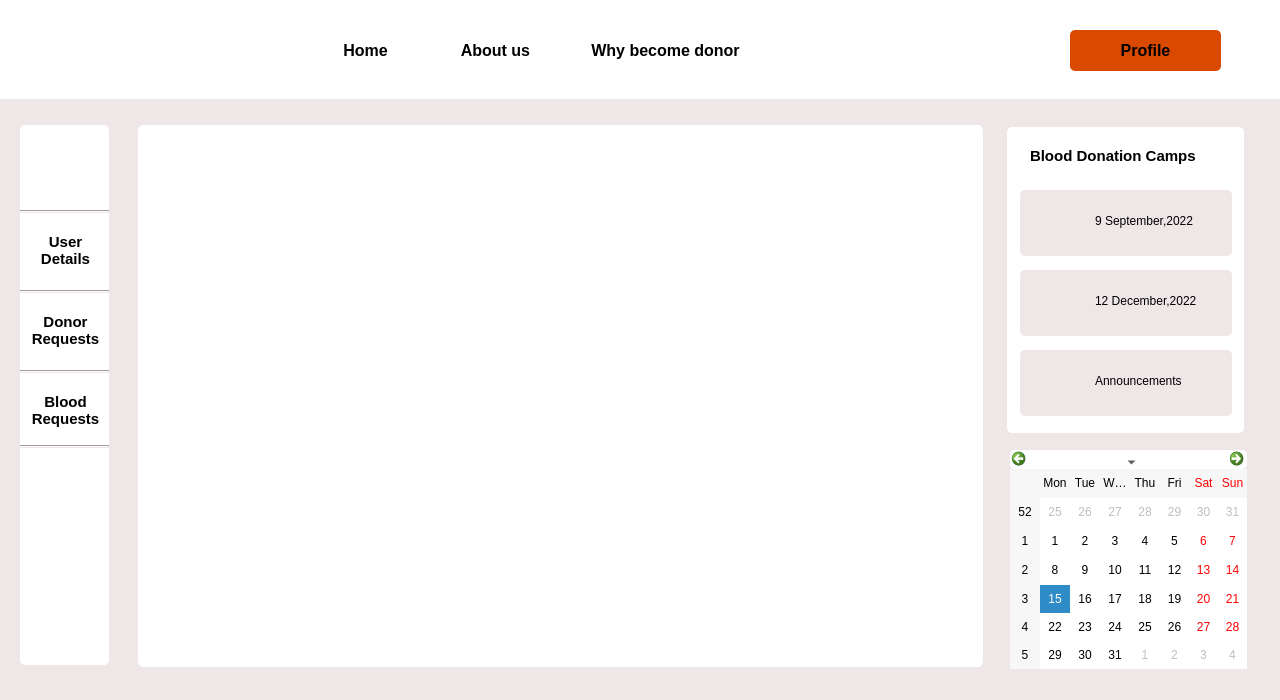
The window that patient_requests.ui (Rista10/Final) describes before a commit, drawn with Qt 5.
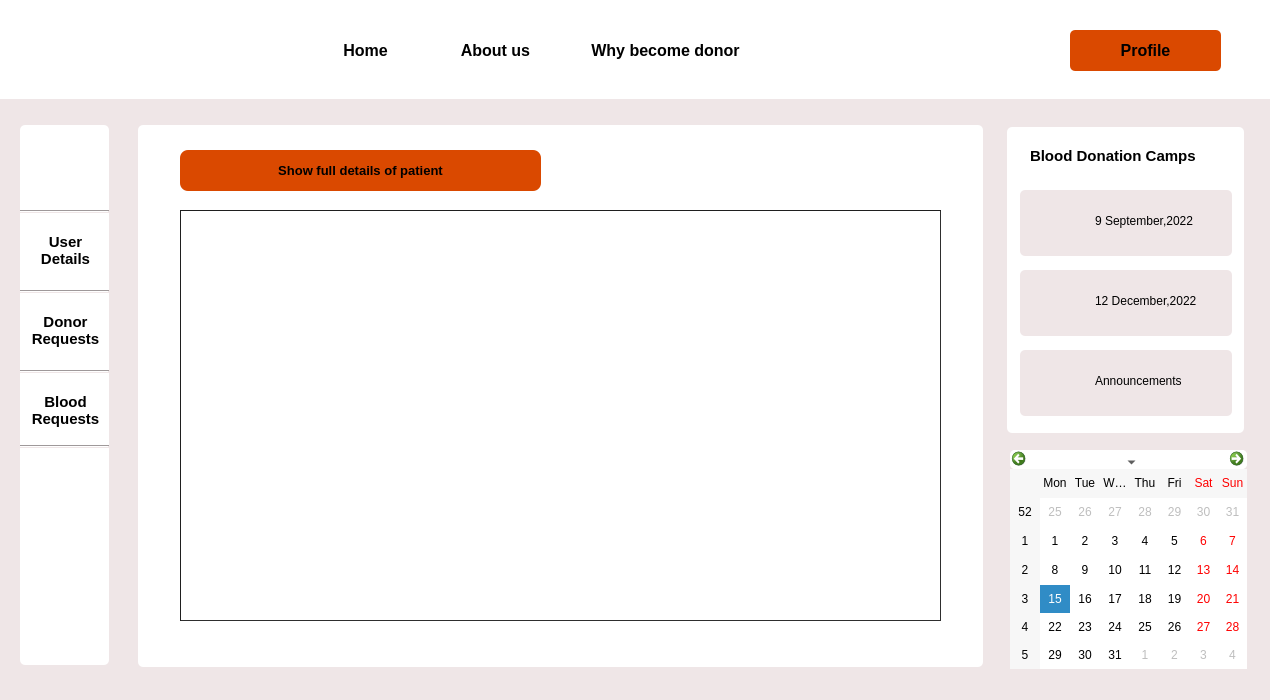
The same window after the commit. Icons and pictures are not drawn.

```diff
--- a/patient_requests.ui
+++ b/patient_requests.ui
@@ -6,7 +6,7 @@
    <rect>
     <x>0</x>
     <y>0</y>
-    <width>1280</width>
+    <width>1270</width>
     <height>700</height>
    </rect>
   </property>
@@ -528,6 +528,46 @@
     <enum>Qt::Horizontal</enum>
    </property>
   </widget>
+  <widget class="QTableView" name="tableView">
+   <property name="geometry">
+    <rect>
+     <x>180</x>
+     <y>210</y>
+     <width>761</width>
+     <height>411</height>
+    </rect>
+   </property>
+   <property name="styleSheet">
+    <string notr="true">border-color: rgb(31, 31, 31);
+background-color: rgb(255, 255, 255);
+border-width : 1.2px;
+border-style:inset;
+</string>
+   </property>
+  </widget>
+  <widget class="QPushButton" name="pushButton">
+   <property name="geometry">
+    <rect>
+     <x>180</x>
+     <y>150</y>
+     <width>361</width>
+     <height>41</height>
+    </rect>
+   </property>
+   <property name="font">
+    <font>
+     <pointsize>10</pointsize>
+     <bold>true</bold>
+    </font>
+   </property>
+   <property name="styleSheet">
+    <string notr="true">background-color:rgb(218, 73, 0);
+border-radius:8px;</string>
+   </property>
+   <property name="text">
+    <string>Show full details of patient</string>
+   </property>
+  </widget>
   <zorder>label_4</zorder>
   <zorder>label_2</zorder>
   <zorder>label</zorder>
@@ -556,6 +596,8 @@
   <zorder>label_27</zorder>
   <zorder>label_31</zorder>
   <zorder>label_28</zorder>
+  <zorder>tableView</zorder>
+  <zorder>pushButton</zorder>
  </widget>
  <resources/>
  <connections/>
```
